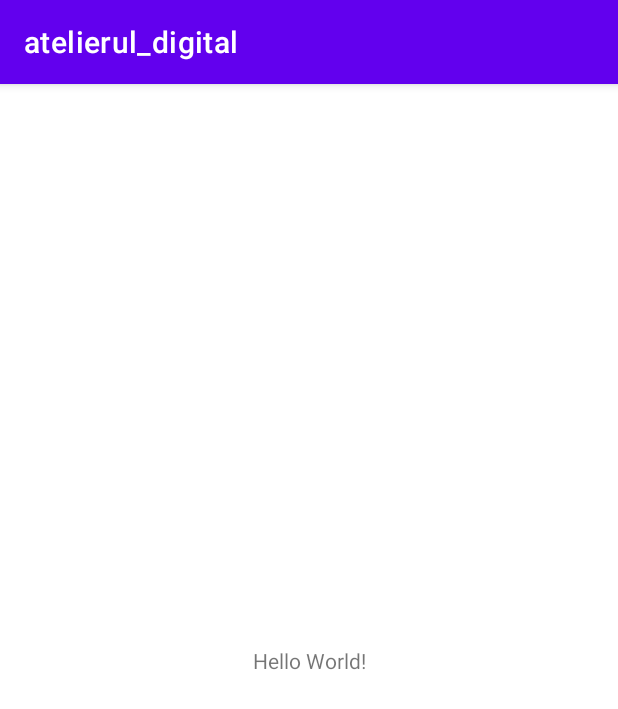
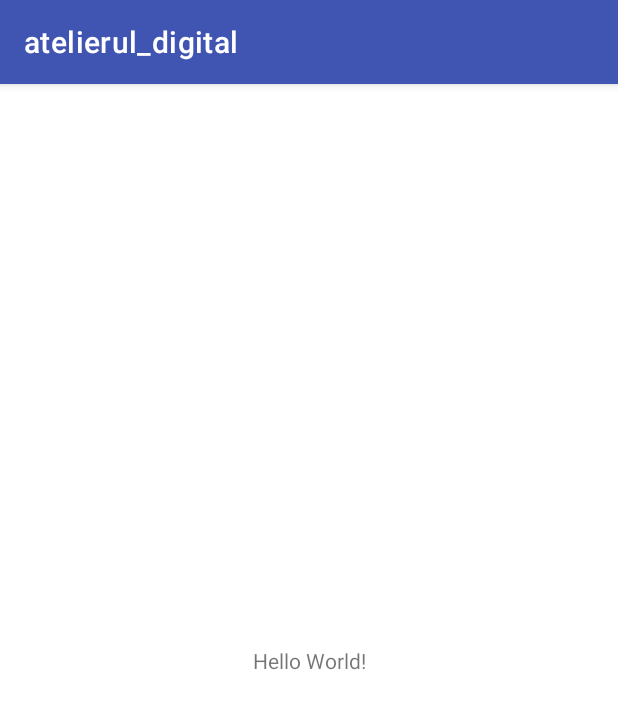
Before and after one commit to alexxmanea/atelierul_digital, an Android app: the screen it shows after launch (MainActivity), on a phone screen of 412 x 824 dp. Shown: the top 709 px of the screen. Run offline under Robolectric (Android 15) with nearby library versions, the phone set to English and light mode, and no system bars.

Commit message:
Update themes.xml

```diff
--- a/app/src/main/res/values/themes.xml
+++ b/app/src/main/res/values/themes.xml
@@ -2,8 +2,8 @@
     <!-- Base application theme. -->
     <style name="Theme.Atelierul_digital" parent="Theme.MaterialComponents.DayNight.DarkActionBar">
         <!-- Primary brand color. -->
-        <item name="colorPrimary">@color/purple_500</item>
-        <item name="colorPrimaryVariant">@color/purple_700</item>
+        <item name="colorPrimary">#4054b2</item>
+        <item name="colorPrimaryVariant">#31429d</item>
         <item name="colorOnPrimary">@color/white</item>
         <!-- Secondary brand color. -->
         <item name="colorSecondary">@color/teal_200</item>
```
